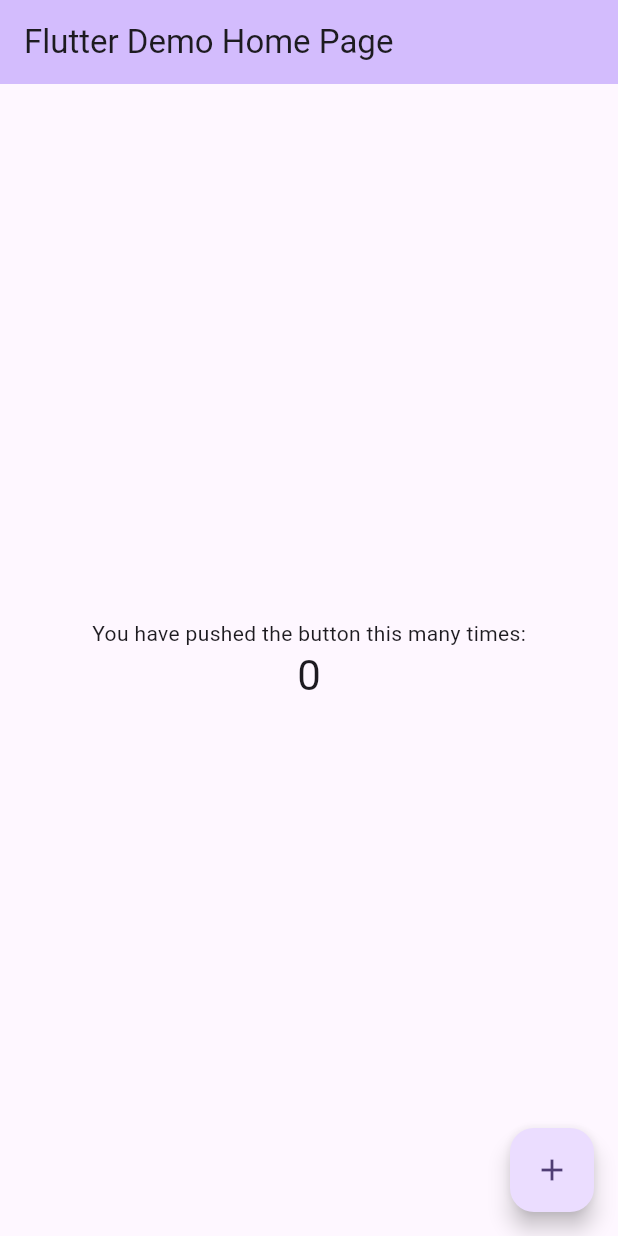
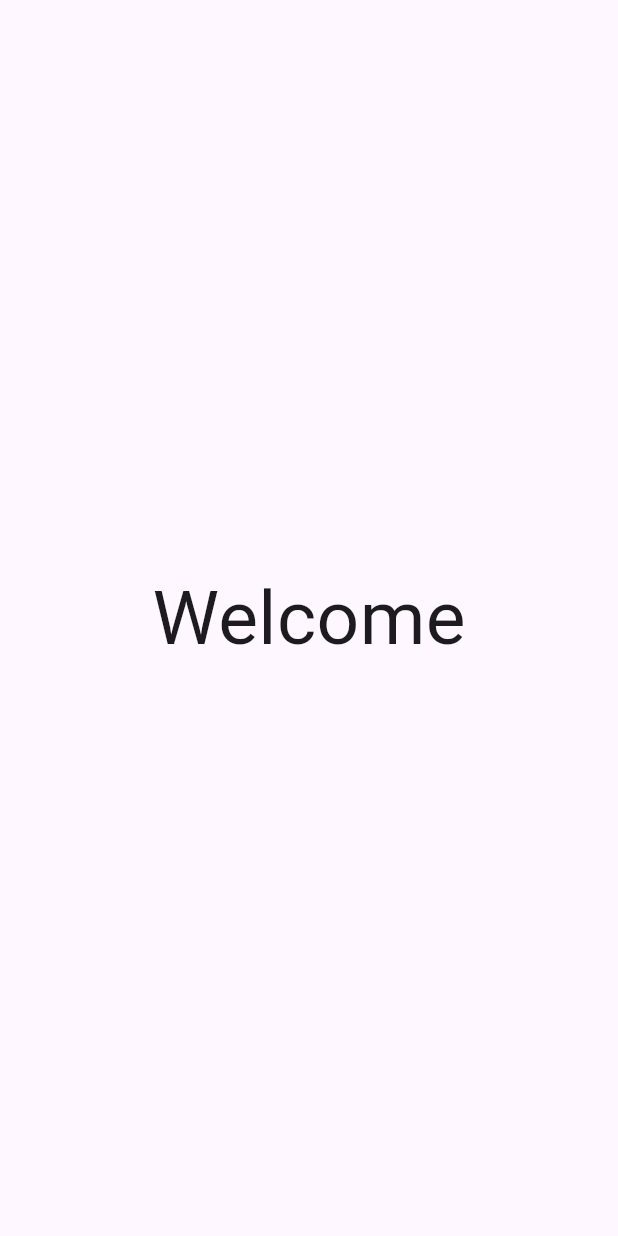
Before and after one commit to robiulhasananim/flutter_application_1, a Flutter app: the screen it shows after launch, on a phone screen of 412 x 824 dp. Run offline on Flutter 3.47's test engine with Material 3 defaults, Android fonts, the phone set to English and light mode, and no system bars.

Commit message:
show welcome in app

```diff
--- a/lib/main.dart
+++ b/lib/main.dart
@@ -7,115 +7,24 @@ void main() {
 class MyApp extends StatelessWidget {
   const MyApp({super.key});
 
-  // This widget is the root of your application.
   @override
   Widget build(BuildContext context) {
     return MaterialApp(
-      title: 'Flutter Demo',
-      theme: ThemeData(
-        // This is the theme of your application.
-        //
-        // TRY THIS: Try running your application with "flutter run". You'll see
-        // the application has a purple toolbar. Then, without quitting the app,
-        // try changing the seedColor in the colorScheme below to Colors.green
-        // and then invoke "hot reload" (save your changes or press the "hot
-        // reload" button in a Flutter-supported IDE, or press "r" if you used
-        // the command line to start the app).
-        //
-        // Notice that the counter didn't reset back to zero; the application
-        // state is not lost during the reload. To reset the state, use hot
-        // restart instead.
-        //
-        // This works for code too, not just values: Most code changes can be
-        // tested with just a hot reload.
-        colorScheme: .fromSeed(seedColor: Colors.deepPurple),
-      ),
-      home: const MyHomePage(title: 'Flutter Demo Home Page'),
+      title: 'my first app',
+      debugShowCheckedModeBanner: false,
+      home: const MyHomePage(),
     );
   }
 }
 
-class MyHomePage extends StatefulWidget {
-  const MyHomePage({super.key, required this.title});
-
-  // This widget is the home page of your application. It is stateful, meaning
-  // that it has a State object (defined below) that contains fields that affect
-  // how it looks.
-
-  // This class is the configuration for the state. It holds the values (in this
-  // case the title) provided by the parent (in this case the App widget) and
-  // used by the build method of the State. Fields in a Widget subclass are
-  // always marked "final".
-
-  final String title;
-
-  @override
-  State<MyHomePage> createState() => _MyHomePageState();
-}
-
-class _MyHomePageState extends State<MyHomePage> {
-  int _counter = 0;
-
-  void _incrementCounter() {
-    setState(() {
-      // This call to setState tells the Flutter framework that something has
-      // changed in this State, which causes it to rerun the build method below
-      // so that the display can reflect the updated values. If we changed
-      // _counter without calling setState(), then the build method would not be
-      // called again, and so nothing would appear to happen.
-      _counter++;
-    });
-  }
+class MyHomePage extends StatelessWidget {
+  const MyHomePage({super.key});
 
   @override
   Widget build(BuildContext context) {
-    // This method is rerun every time setState is called, for instance as done
-    // by the _incrementCounter method above.
-    //
-    // The Flutter framework has been optimized to make rerunning build methods
-    // fast, so that you can just rebuild anything that needs updating rather
-    // than having to individually change instances of widgets.
     return Scaffold(
-      appBar: AppBar(
-        // TRY THIS: Try changing the color here to a specific color (to
-        // Colors.amber, perhaps?) and trigger a hot reload to see the AppBar
-        // change color while the other colors stay the same.
-        backgroundColor: Theme.of(context).colorScheme.inversePrimary,
-        // Here we take the value from the MyHomePage object that was created by
-        // the App.build method, and use it to set our appbar title.
-        title: Text(widget.title),
-      ),
       body: Center(
-        // Center is a layout widget. It takes a single child and positions it
-        // in the middle of the parent.
-        child: Column(
-          // Column is also a layout widget. It takes a list of children and
-          // arranges them vertically. By default, it sizes itself to fit its
-          // children horizontally, and tries to be as tall as its parent.
-          //
-          // Column has various properties to control how it sizes itself and
-          // how it positions its children. Here we use mainAxisAlignment to
-          // center the children vertically; the main axis here is the vertical
-          // axis because Columns are vertical (the cross axis would be
-          // horizontal).
-          //
-          // TRY THIS: Invoke "debug painting" (choose the "Toggle Debug Paint"
-          // action in the IDE, or press "p" in the console), to see the
-          // wireframe for each widget.
-          mainAxisAlignment: .center,
-          children: [
-            const Text('You have pushed the button this many times:'),
-            Text(
-              '$_counter',
-              style: Theme.of(context).textTheme.headlineMedium,
-            ),
-          ],
-        ),
-      ),
-      floatingActionButton: FloatingActionButton(
-        onPressed: _incrementCounter,
-        tooltip: 'Increment',
-        child: const Icon(Icons.add),
+        child: Text("Welcome", style: TextStyle(fontSize: 50),),
       ),
     );
   }
```
